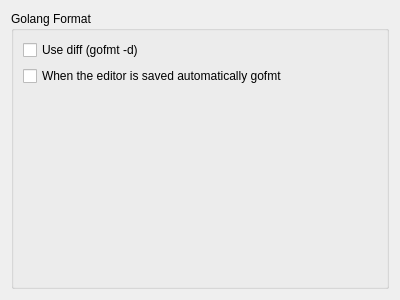
Before: the Qt Designer form liteidex/src/plugins/golangfmt/golangfmtoption.ui in seanxyh/liteide, drawn with Qt 5.
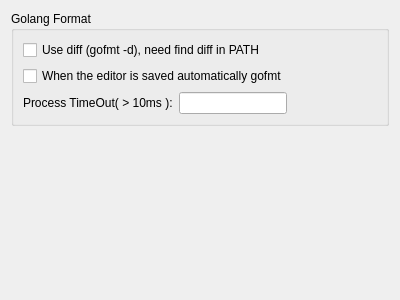
After: the same form once the commit is applied.

Commit message: golangfmt : sync gofmt

```diff
--- a/liteidex/src/plugins/golangfmt/golangfmtoption.ui
+++ b/liteidex/src/plugins/golangfmt/golangfmtoption.ui
@@ -23,7 +23,7 @@
       <item>
        <widget class="QCheckBox" name="checkBoxDiff">
         <property name="text">
-         <string>Use diff (gofmt -d)</string>
+         <string>Use diff (gofmt -d), need find diff in PATH</string>
         </property>
        </widget>
       </item>
@@ -35,6 +35,43 @@
        </widget>
       </item>
       <item>
+       <layout class="QHBoxLayout" name="horizontalLayout">
+        <item>
+         <widget class="QLabel" name="label">
+          <property name="text">
+           <string>Process TimeOut( &gt; 10ms ):</string>
+          </property>
+         </widget>
+        </item>
+        <item>
+         <widget class="QLineEdit" name="timeoutLineEdit">
+          <property name="sizePolicy">
+           <sizepolicy hsizetype="Preferred" vsizetype="Fixed">
+            <horstretch>0</horstretch>
+            <verstretch>0</verstretch>
+           </sizepolicy>
+          </property>
+         </widget>
+        </item>
+        <item>
+         <spacer name="horizontalSpacer">
+          <property name="orientation">
+           <enum>Qt::Horizontal</enum>
+          </property>
+          <property name="sizeHint" stdset="0">
+           <size>
+            <width>40</width>
+            <height>20</height>
+           </size>
+          </property>
+         </spacer>
+        </item>
+       </layout>
+      </item>
+     </layout>
+    </widget>
+   </item>
+   <item>
        <spacer name="verticalSpacer">
         <property name="orientation">
          <enum>Qt::Vertical</enum>
@@ -46,9 +83,6 @@
          </size>
         </property>
        </spacer>
-      </item>
-     </layout>
-    </widget>
    </item>
   </layout>
  </widget>
```
Lines whose indentation alone changed are shown as unchanged. The commit also changes 17 other files.
